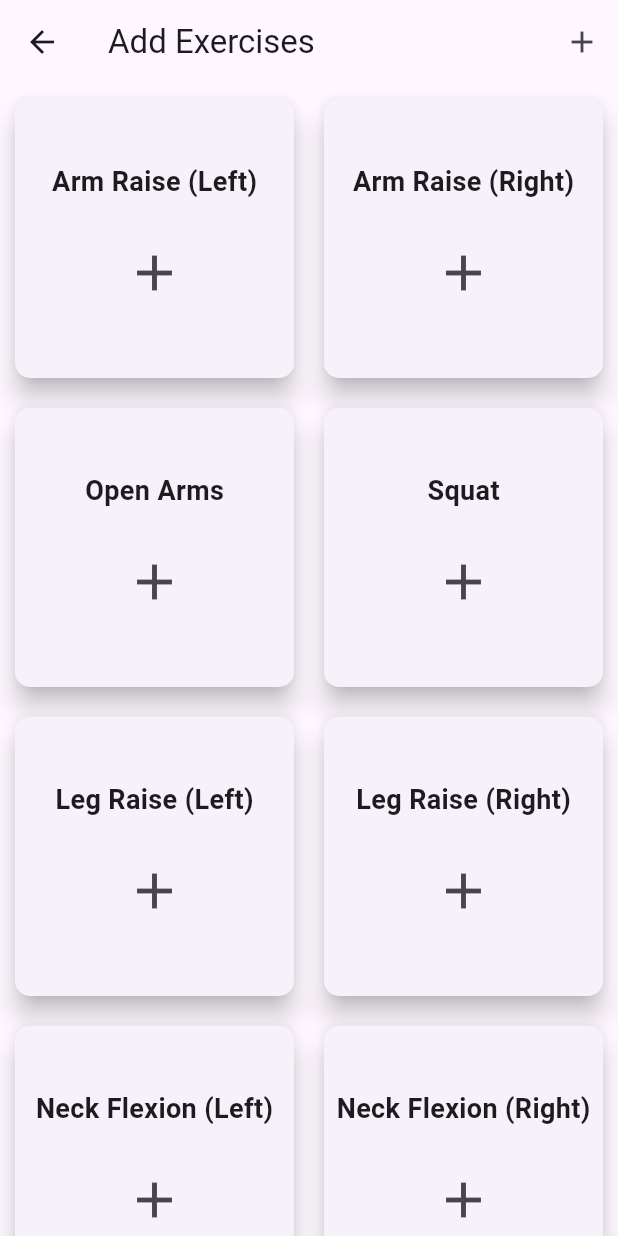
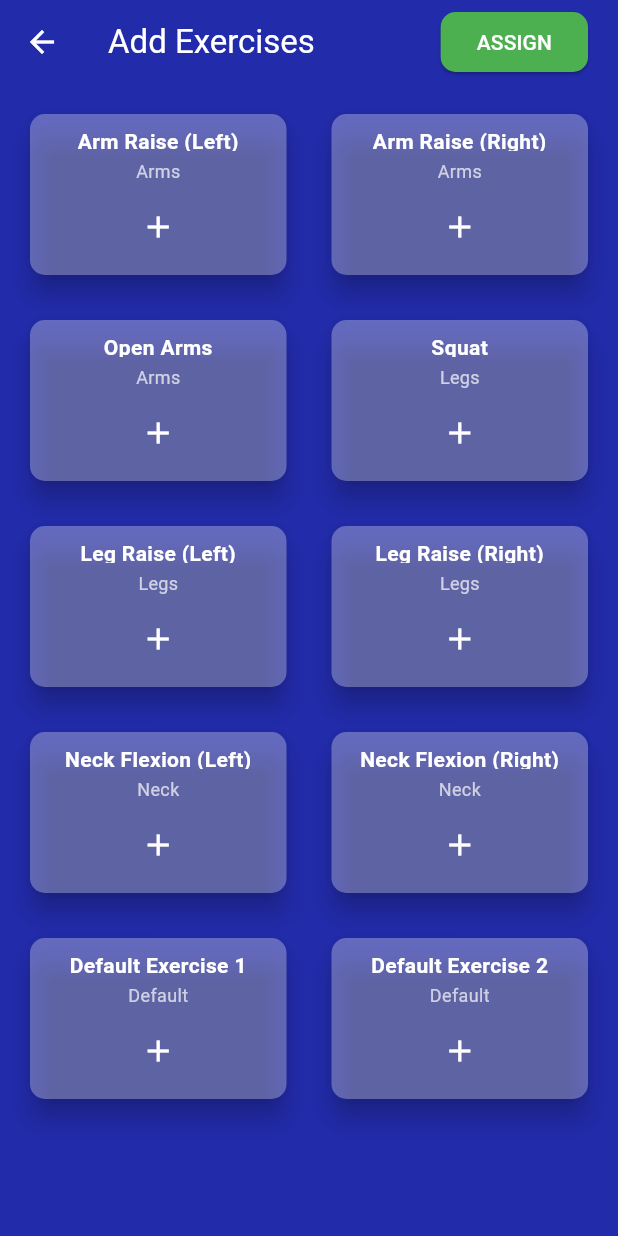
Before and after one commit to CSE396-Group10-2024/PAES-MOBILE-APPLICATION, a Flutter app: the AddExercisesPage screen opened directly, on a phone screen of 412 x 824 dp. Run offline on Flutter 3.47's test engine with Material 3 defaults, Android fonts, the phone set to English and light mode, and no system bars; our stand-ins replace flutter_local_notifications; missing offline and left inert: mongo_dart.

Commit message:
ui changes

```diff
--- a/lib/addExercise_page.dart
+++ b/lib/addExercise_page.dart
@@ -10,39 +10,70 @@ class AddExercisesPage extends StatefulWidget {
 
 class _AddExercisesPageState extends State<AddExercisesPage> {
   final Map<String, int> _exerciseReps = {};
+  final List<Map<String, dynamic>> _exercises = [
+    {'name': 'Arm Raise (Left)', 'type': 'Arms'},
+    {'name': 'Arm Raise (Right)', 'type': 'Arms'},
+    {'name': 'Open Arms', 'type': 'Arms'},
+    {'name': 'Squat', 'type': 'Legs'},
+    {'name': 'Leg Raise (Left)', 'type': 'Legs'},
+    {'name': 'Leg Raise (Right)', 'type': 'Legs'},
+    {'name': 'Neck Flexion (Left)', 'type': 'Neck'},
+    {'name': 'Neck Flexion (Right)', 'type': 'Neck'},
+    {'name': 'Default Exercise 1', 'type': 'Default'},
+    {'name': 'Default Exercise 2', 'type': 'Default'},
+  ];
 
   @override
   Widget build(BuildContext context) {
     return Scaffold(
       appBar: AppBar(
-        title: const Text('Add Exercises'),
+        backgroundColor: const Color.fromARGB(255, 34, 43, 170),
+        title: const Text('Add Exercises', style: TextStyle(color: Colors.white)),
+        iconTheme: const IconThemeData(color: Colors.white),
         actions: <Widget>[
-          IconButton(
-            icon: const Icon(Icons.add),
+          Padding(
+            padding: const EdgeInsets.only(right: 20.0), // Add padding to the right
+            child: ElevatedButton(
               onPressed: () {
                 Navigator.of(context).pop();
               },
+              style: ElevatedButton.styleFrom(
+                backgroundColor: Colors.green,
+                shape: RoundedRectangleBorder(
+                  borderRadius: BorderRadius.circular(10),
+                ),
+              ),
+              child: const Text(
+                'ASSIGN',
+                style: TextStyle(color: Colors.white),
+              ),
+            ),
           ),
         ],
       ),
-      body: GridView.count(
+      backgroundColor: const Color.fromARGB(255, 34, 43, 170),
+      body: Padding(
+        padding: const EdgeInsets.all(10),
+        child: GridView.builder(
+          gridDelegate: const SliverGridDelegateWithFixedCrossAxisCount(
             crossAxisCount: 2,
-        children: [
-          _exerciseCard('Arm Raise (Left)'),
-          _exerciseCard('Arm Raise (Right)'),
-          _exerciseCard('Open Arms'),
-          _exerciseCard('Squat'),
-          _exerciseCard('Leg Raise (Left)'),
-          _exerciseCard('Leg Raise (Right)'),
-          _exerciseCard('Neck Flexion (Left)'),
-          _exerciseCard('Neck Flexion (Right)'),
-        ],
+            crossAxisSpacing: 10,
+            mainAxisSpacing: 10,
+            childAspectRatio: 3 / 2,
+          ),
+          itemCount: _exercises.length,
+          itemBuilder: (context, index) {
+            final exercise = _exercises[index];
+            return _exerciseCard(exercise['name'], exercise['type']);
+          },
+        ),
       ),
     );
   }
 
-  Widget _exerciseCard(String exerciseName) {
+  Widget _exerciseCard(String exerciseName, String exerciseType) {
     return Card(
+      color: Colors.white.withOpacity(0.3),
       margin: const EdgeInsets.all(10),
       elevation: 7,
       shape: RoundedRectangleBorder(
@@ -52,27 +83,44 @@ class _AddExercisesPageState extends State<AddExercisesPage> {
         onTap: () {
           _showRepsDialog(context, exerciseName);
         },
+        child: Padding(
+          padding: const EdgeInsets.all(8.0),
           child: Column(
             mainAxisAlignment: MainAxisAlignment.center,
+            crossAxisAlignment: CrossAxisAlignment.center,
             children: [
-            Text(
+              Flexible(
+                child: Text(
                   exerciseName,
-              style: const TextStyle(fontSize: 18, fontWeight: FontWeight.bold),
+                  textAlign: TextAlign.center,
+                  style: const TextStyle(fontSize: 14, fontWeight: FontWeight.bold, color: Colors.white),
                 ),
-            const SizedBox(height: 20),
-            _exerciseReps.containsKey(exerciseName)
-                ? Text(
+              ),
+              const SizedBox(height: 5),
+              Flexible(
+                child: Text(
+                  exerciseType,
+                  style: const TextStyle(fontSize: 12, color: Colors.white70),
+                ),
+              ),
+              const SizedBox(height: 5),
+              if (_exerciseReps.containsKey(exerciseName))
+                Flexible(
+                  child: Text(
                     '${_exerciseReps[exerciseName]} reps',
-                    style: const TextStyle(fontSize: 18, fontWeight: FontWeight.bold),
+                    style: const TextStyle(fontSize: 14, fontWeight: FontWeight.bold, color: Colors.white),
+                  ),
                 )
-                : IconButton(
-                    icon: const Icon(Icons.add),
+              else
+                IconButton(
+                  icon: const Icon(Icons.add, color: Colors.white),
                   onPressed: () {
                     _showRepsDialog(context, exerciseName);
                   },
-                    iconSize: 40,
+                  iconSize: 24,
                 ),
             ],
+          ),
         ),
       ),
     );
```
Lines whose indentation alone changed are shown as unchanged.
